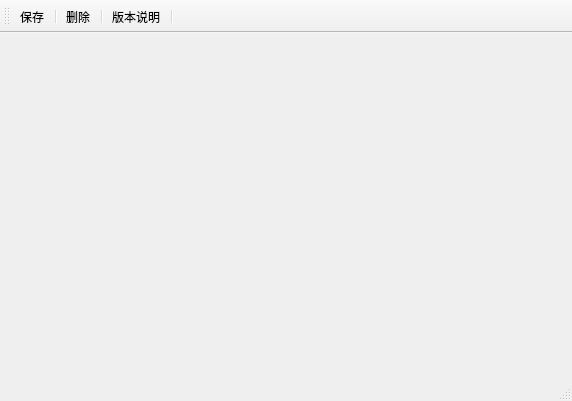
Dietes/Daily-planner, file dailyplan/mainwindow.ui: the form before one commit.
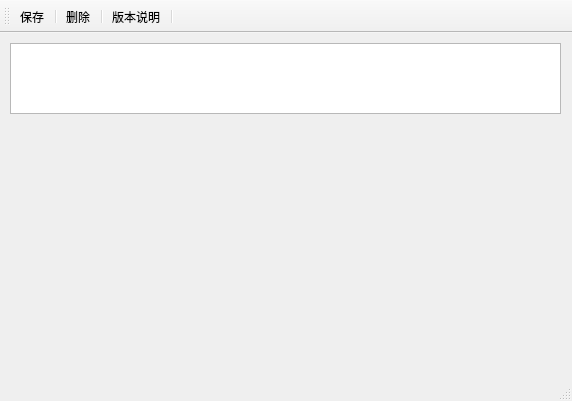
The form after the commit.

```diff
--- a/dailyplan/mainwindow.ui
+++ b/dailyplan/mainwindow.ui
@@ -13,7 +13,18 @@
   <property name="windowTitle">
    <string>MainWindow</string>
   </property>
-  <widget class="QWidget" name="centralWidget"/>
+  <widget class="QWidget" name="centralWidget">
+   <widget class="QTextEdit" name="writeEdit">
+    <property name="geometry">
+     <rect>
+      <x>10</x>
+      <y>10</y>
+      <width>551</width>
+      <height>71</height>
+     </rect>
+    </property>
+   </widget>
+  </widget>
   <widget class="QMenuBar" name="menuBar">
    <property name="geometry">
     <rect>
```
Left out of the diff: 16 changed lines with no effect on the pictures.
